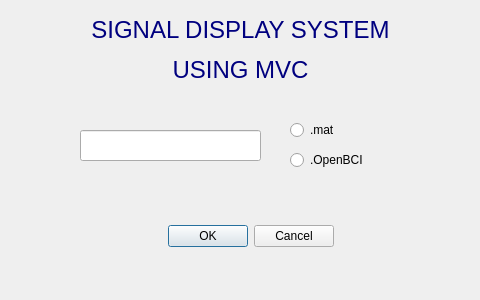
The window that Proyecto_1/ventana_inicio.ui (carlosmunoz97/se-ales) describes before a commit, drawn with Qt 5.
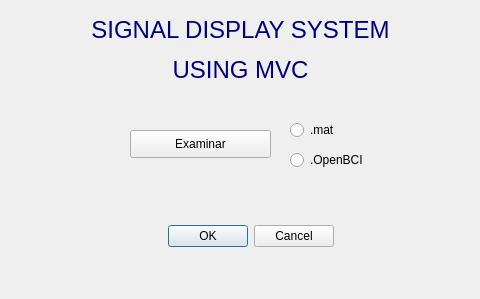
The same window after the commit.

```diff
--- a/Proyecto_1/ventana_inicio.ui
+++ b/Proyecto_1/ventana_inicio.ui
@@ -7,7 +7,7 @@
     <x>0</x>
     <y>0</y>
     <width>480</width>
-    <height>300</height>
+    <height>299</height>
    </rect>
   </property>
   <property name="windowTitle">
@@ -71,15 +71,18 @@
     <string>&lt;html&gt;&lt;head/&gt;&lt;body&gt;&lt;p align=&quot;center&quot;&gt;&lt;span style=&quot; font-size:18pt; color:#00007f;&quot;&gt;SIGNAL DISPLAY SYSTEM&lt;/span&gt;&lt;/p&gt;&lt;p align=&quot;center&quot;&gt;&lt;span style=&quot; font-size:18pt; color:#00007f;&quot;&gt; USING MVC&lt;/span&gt;&lt;/p&gt;&lt;/body&gt;&lt;/html&gt;</string>
    </property>
   </widget>
-  <widget class="QLineEdit" name="ruta">
+  <widget class="QPushButton" name="Examinar">
    <property name="geometry">
     <rect>
-     <x>80</x>
+     <x>130</x>
      <y>130</y>
-     <width>181</width>
-     <height>31</height>
+     <width>141</width>
+     <height>28</height>
     </rect>
    </property>
+   <property name="text">
+    <string>Examinar</string>
+   </property>
   </widget>
  </widget>
  <resources/>
```
Left out of the diff: 3 changed lines with no effect on the pictures.
